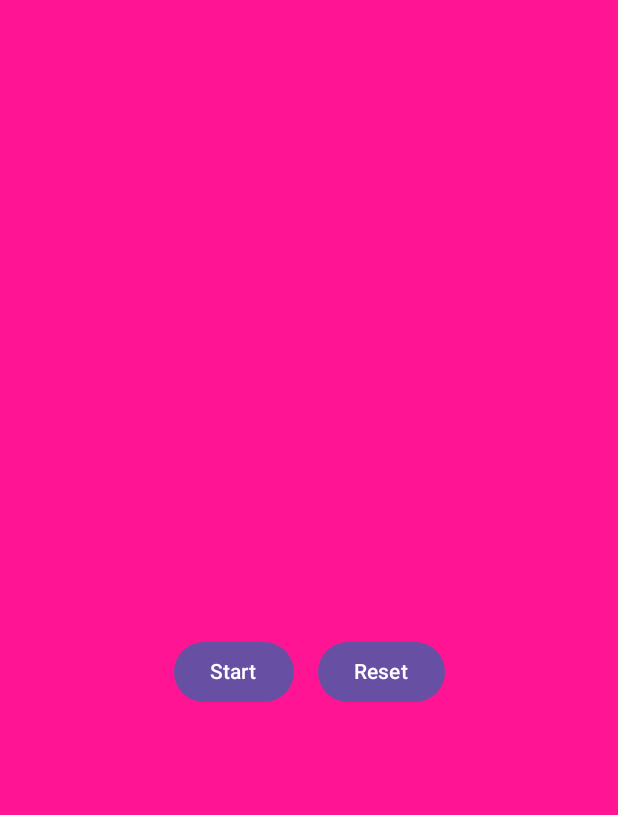
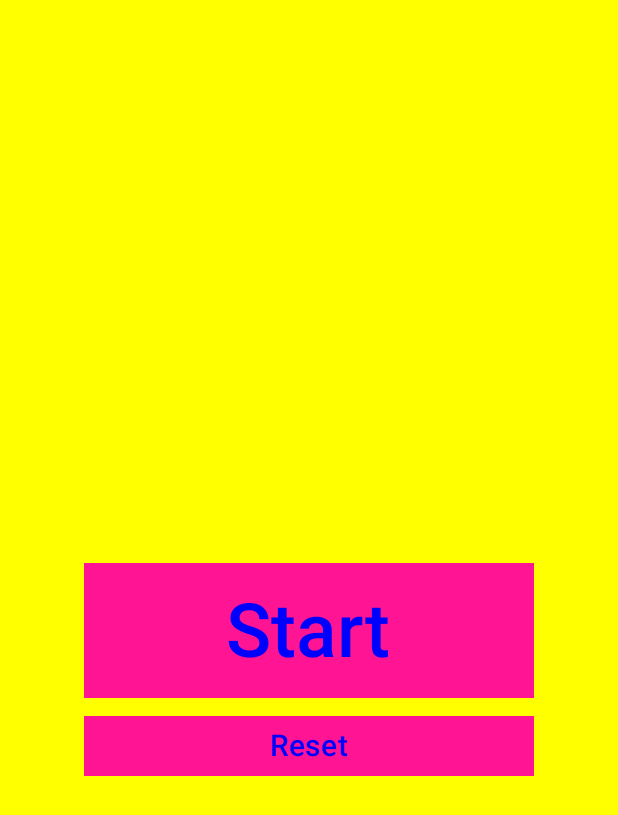
Before and after one commit to 1aksn/DJTimer, an Android app built with Jetpack Compose: the TimerCountScreen screen opened through its navigation route, on a phone screen of 412 x 824 dp. Shown: the top 815 px of the screen. Run offline under Robolectric (Android 15) with nearby library versions, the phone set to English and light mode, and no system bars; our stand-ins replace Dagger/Hilt's generated code.

Commit message:
ボタンのスタイルを変更

```diff
--- a/app/src/main/java/com/example/djtimer/ui/DoneScreen.kt
+++ b/app/src/main/java/com/example/djtimer/ui/DoneScreen.kt
@@ -4,13 +4,17 @@ import androidx.compose.foundation.background
 import androidx.compose.foundation.layout.Box
 import androidx.compose.foundation.layout.Column
 import androidx.compose.foundation.layout.fillMaxSize
+import androidx.compose.foundation.layout.width
+import androidx.compose.foundation.shape.RoundedCornerShape
 import androidx.compose.material3.Button
+import androidx.compose.material3.ButtonDefaults
 import androidx.compose.material3.MaterialTheme
 import androidx.compose.material3.Text
 import androidx.compose.runtime.Composable
 import androidx.compose.ui.Alignment
 import androidx.compose.ui.Modifier
 import androidx.compose.ui.graphics.Color
+import androidx.compose.ui.unit.dp
 import androidx.compose.ui.unit.sp
 import androidx.navigation.NavController
 
@@ -28,7 +32,13 @@ fun DoneScreen(navController: NavController) {
                 navController.navigate("input") {
                     popUpTo(0) { inclusive = true }
                 }
-            }) {
+            },
+                colors = ButtonDefaults.buttonColors(
+                    containerColor = Color(0xFFFF1493),  // 背景色
+                    contentColor = Color.Blue       // 文字色
+                ),
+                shape = RoundedCornerShape(0.dp),
+                modifier = Modifier.width(300.dp)) {
                 Text("Reset")
             }
         }
--- a/app/src/main/java/com/example/djtimer/ui/InputTimeScreen.kt
+++ b/app/src/main/java/com/example/djtimer/ui/InputTimeScreen.kt
@@ -206,9 +206,7 @@ fun InputTimeScreen(navController: NavController) {
                     ) {
                         Button(
                             onClick = {
-                                val value = playTime.toIntOrNull()
-
-                                    viewModel.startTimer()
+                                viewModel.startTimer()
                                     navController.navigate("timer") {
                                 }
                             },
--- a/app/src/main/java/com/example/djtimer/ui/TimerCountScreen.kt
+++ b/app/src/main/java/com/example/djtimer/ui/TimerCountScreen.kt
@@ -33,7 +33,10 @@ import androidx.compose.foundation.layout.Row
 import androidx.compose.foundation.layout.Spacer
 import androidx.compose.foundation.layout.fillMaxWidth
 import androidx.compose.foundation.layout.height
+import androidx.compose.foundation.layout.width
+import androidx.compose.foundation.shape.RoundedCornerShape
 import androidx.compose.material3.Button
+import androidx.compose.material3.ButtonDefaults
 import androidx.compose.material3.MaterialTheme
 import androidx.compose.runtime.remember
 import androidx.compose.ui.Alignment
@@ -93,18 +96,21 @@ fun TimerCountScreen(navController: NavController, backStackEntry: NavBackStackE
     ) {
         val boxHeight = constraints.maxHeight.toFloat()
 
-        Box(modifier = Modifier
+        Box(
+            modifier = Modifier
                 .fillMaxSize()
-            .background(Color.Blue)) // 背景 青
+                .background(Color.Blue)
+        ) // 背景 青
 
         val pinkHeightPx = boxHeight * animatedHeightFraction
         val pinkHeightDp = with(LocalDensity.current) { pinkHeightPx.toDp() }
 
-        Box(modifier = Modifier
+        Box(
+            modifier = Modifier
                 .fillMaxWidth()
                 .height(pinkHeightDp)
                 .align(Alignment.BottomStart)
-            .background(Color(0xFFFF1493)) // ピンク
+                .background(Color.Yellow) // ピンク
         )
 
         val density = LocalDensity.current
@@ -144,8 +150,13 @@ fun TimerCountScreen(navController: NavController, backStackEntry: NavBackStackE
                 Spacer(modifier = Modifier.height(32.dp))
 
                 Box(modifier = Modifier.offset(y = buttonOffsetY)) {
-                    Row(horizontalArrangement = Arrangement.spacedBy(16.dp)) {
+                    Column (
+                        verticalArrangement = Arrangement.Center,
+                        horizontalAlignment = Alignment.CenterHorizontally,
+                        modifier = Modifier.align(Alignment.Center)
+                    ) {
                         StartStopButton(viewModel)
+                        Spacer(modifier = Modifier.height(8.dp))
                         ResetButton(navController, viewModel)
                     }
                 }
@@ -160,7 +171,7 @@ fun TimerCountScreen(navController: NavController, backStackEntry: NavBackStackE
                     text = timeDisplay,
                     style = MaterialTheme.typography.headlineLarge,
                     color = Color.White,
-                    fontSize = 120.sp
+                    fontSize = 110.sp
                 )
             }
         }
@@ -173,23 +184,42 @@ fun StartStopButton(viewModel: DJTimerViewModel) {
     val timerState by viewModel.timerState.collectAsState()
     val isRunning = timerState == TimerState.InProgress
 
-    Button(onClick = {
+    Button(
+        onClick = {
             if (isRunning) viewModel.stopTimer()
             else viewModel.startTimer()
-    }) {
-        Text(if (isRunning) "Stop" else "Start")
+        },
+        colors = ButtonDefaults.buttonColors(
+            containerColor = Color(0xFFFF1493),  // 背景色
+            contentColor = Color.Blue       // 文字色
+        ),
+        shape = RoundedCornerShape(0.dp),
+        modifier = Modifier.width(300.dp).height(90.dp)
+    ) {
+        Text(if (isRunning) "Stop" else "Start" ,
+            fontSize = 50.sp)
     }
 }
 
 @RequiresApi(Build.VERSION_CODES.S)
 @Composable
 fun ResetButton(navController: NavController, viewModel: DJTimerViewModel) {
-    Button(onClick = {
+    Button(
+        onClick = {
             viewModel.reset()
             navController.navigate("input") {
                 popUpTo("timer") { inclusive = true }  // timerを消してinputに戻る
             }
-    }) {
-        Text("Reset")
+        },
+        colors = ButtonDefaults.buttonColors(
+            containerColor = Color(0xFFFF1493),  // 背景色
+            contentColor = Color.Blue       // 文字色
+        ),
+        shape = RoundedCornerShape(0.dp),
+        modifier = Modifier.width(300.dp)
+
+    ) {
+        Text("Reset",
+            fontSize = 20.sp)
     }
 }
```
Lines whose indentation alone changed are shown as unchanged.
